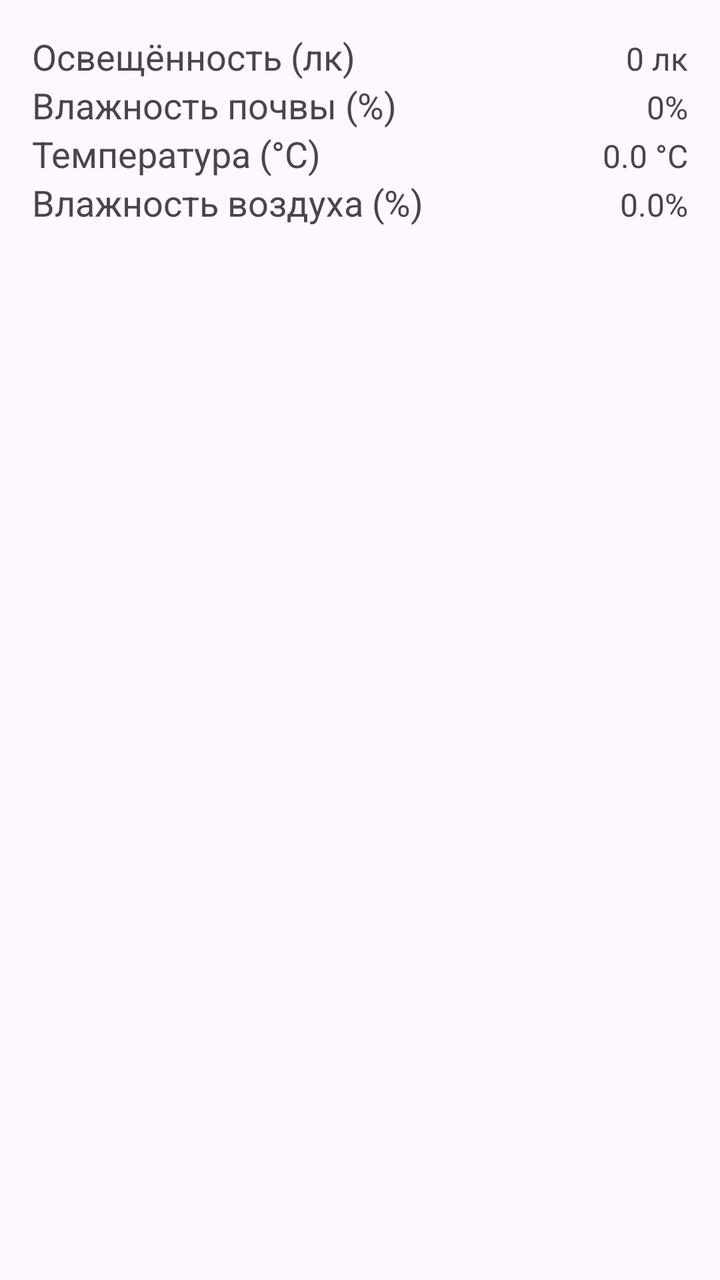
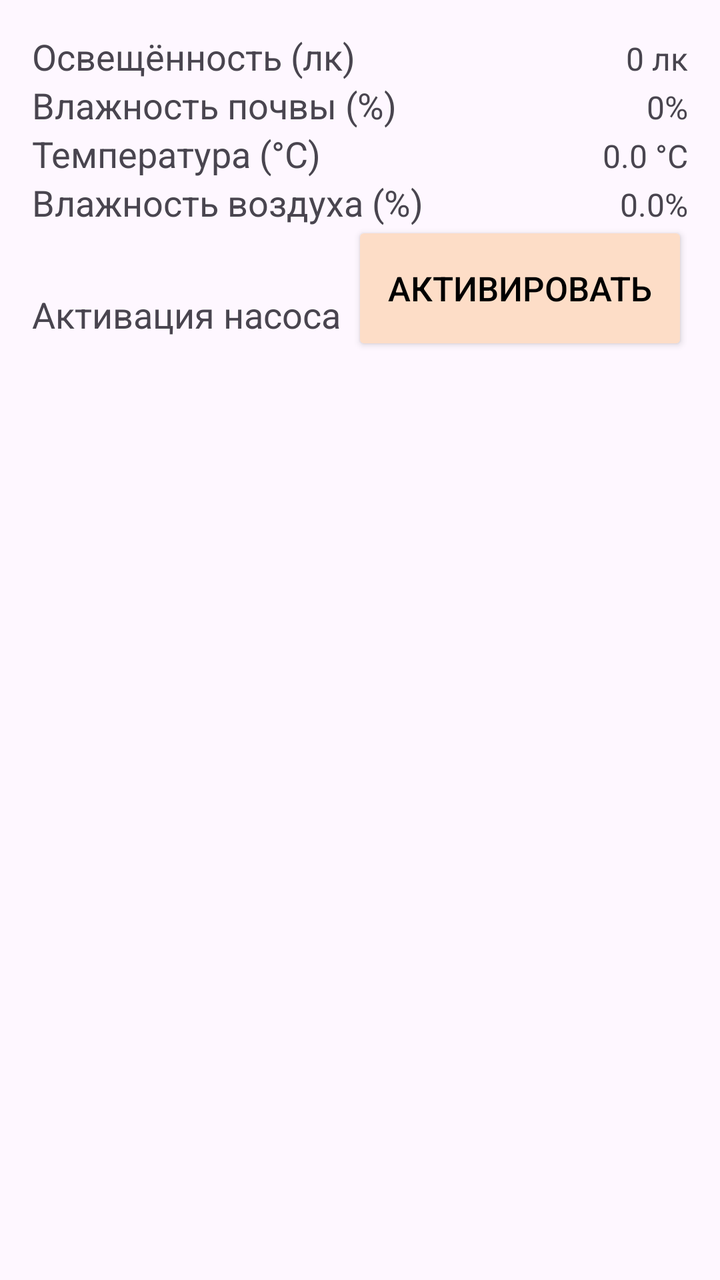

The first picture is an Android layout as it rendered before a commit; the second is the same layout after the commit. The layout source and the unified diff follow.
<!-- AndroidManifest.xml: application theme Theme.Plant_care -->
<!-- res/layout/activity_main_parametr.xml -->
<?xml version="1.0" encoding="utf-8"?>
<androidx.constraintlayout.widget.ConstraintLayout
    xmlns:android="http://schemas.android.com/apk/res/android"
    xmlns:app="http://schemas.android.com/apk/res-auto"
    xmlns:tools="http://schemas.android.com/tools"
    android:id="@+id/main"
    android:layout_width="match_parent"
    android:layout_height="match_parent"
    android:padding="16dp"
    tools:context=".MainActivityParametr">

    <TextView
        android:id="@+id/lightLabel"
        android:layout_width="wrap_content"
        android:layout_height="wrap_content"
        android:text="Освещённость (лк)"
        android:textSize="18sp"
        app:layout_constraintStart_toStartOf="parent"
        app:layout_constraintTop_toTopOf="parent"/>

    <TextView
        android:id="@+id/lightValue"
        android:layout_width="wrap_content"
        android:layout_height="wrap_content"
        android:text="0 лк"
        android:textSize="16sp"
        app:layout_constraintBaseline_toBaselineOf="@id/lightLabel"
        app:layout_constraintEnd_toEndOf="parent" />

    
    <TextView
        android:id="@+id/soilLabel"
        android:layout_width="wrap_content"
        android:layout_height="wrap_content"
        android:text="Влажность почвы (%)"
        android:textSize="18sp"
        app:layout_constraintStart_toStartOf="parent"
        app:layout_constraintTop_toBottomOf="@id/lightLabel"/>

    <TextView
        android:id="@+id/soilValue"
        android:layout_width="wrap_content"
        android:layout_height="wrap_content"
        android:text="0%"
        android:textSize="16sp"
        app:layout_constraintBaseline_toBaselineOf="@id/soilLabel"
        app:layout_constraintEnd_toEndOf="parent"/>

    <TextView
        android:id="@+id/tempLabel"
        android:layout_width="wrap_content"
        android:layout_height="wrap_content"
        android:text="Температура (°C)"
        android:textSize="18sp"
        app:layout_constraintStart_toStartOf="parent"
        app:layout_constraintTop_toBottomOf="@id/soilLabel"/>

    <TextView
        android:id="@+id/tempValue"
        android:layout_width="wrap_content"
        android:layout_height="wrap_content"
        android:text="0.0 °C"
        android:textSize="16sp"
        app:layout_constraintBaseline_toBaselineOf="@id/tempLabel"
        app:layout_constraintEnd_toEndOf="parent"/>

    <TextView
        android:id="@+id/humidityLabel"
        android:layout_width="wrap_content"
        android:layout_height="wrap_content"
        android:text="Влажность воздуха (%)"
        android:textSize="18sp"
        app:layout_constraintStart_toStartOf="parent"
        app:layout_constraintTop_toBottomOf="@id/tempLabel"/>

    <TextView
        android:id="@+id/humidityValue"
        android:layout_width="wrap_content"
        android:layout_height="wrap_content"
        android:text="0.0%"
        android:textSize="16sp"
        app:layout_constraintBaseline_toBaselineOf="@id/humidityLabel"
        app:layout_constraintEnd_toEndOf="parent"/>

</androidx.constraintlayout.widget.ConstraintLayout>
<!-- resources referenced by this layout -->
<resources>
  <style name="Theme.Plant_care" parent="Base.Theme.Plant_care" />
  <style name="Base.Theme.Plant_care" parent="Theme.Material3.DayNight.NoActionBar">
          
          <item name="android:statusBarColor" tools:targetApi="l">@color/StatusBar_colour</item>
          
          
      </style>
  <color name="StatusBar_colour">#e7e9d4</color>
</resources>

<!-- the commit's change to res/layout/activity_main_parametr.xml (unified diff, before → after) -->
@@ -1,11 +1,11 @@
 <?xml version="1.0" encoding="utf-8"?>
-<androidx.constraintlayout.widget.ConstraintLayout
-    xmlns:android="http://schemas.android.com/apk/res/android"
+<androidx.constraintlayout.widget.ConstraintLayout xmlns:android="http://schemas.android.com/apk/res/android"
     xmlns:app="http://schemas.android.com/apk/res-auto"
     xmlns:tools="http://schemas.android.com/tools"
     android:id="@+id/main"
     android:layout_width="match_parent"
     android:layout_height="match_parent"
+    android:backgroundTint="@color/menu"
     android:padding="16dp"
     tools:context=".MainActivityParametr">
 
@@ -16,7 +16,7 @@
         android:text="Освещённость (лк)"
         android:textSize="18sp"
         app:layout_constraintStart_toStartOf="parent"
-        app:layout_constraintTop_toTopOf="parent"/>
+        app:layout_constraintTop_toTopOf="parent" />
 
     <TextView
         android:id="@+id/lightValue"
@@ -35,7 +35,7 @@
         android:text="Влажность почвы (%)"
         android:textSize="18sp"
         app:layout_constraintStart_toStartOf="parent"
-        app:layout_constraintTop_toBottomOf="@id/lightLabel"/>
+        app:layout_constraintTop_toBottomOf="@id/lightLabel" />
 
     <TextView
         android:id="@+id/soilValue"
@@ -44,7 +44,7 @@
         android:text="0%"
         android:textSize="16sp"
         app:layout_constraintBaseline_toBaselineOf="@id/soilLabel"
-        app:layout_constraintEnd_toEndOf="parent"/>
+        app:layout_constraintEnd_toEndOf="parent" />
 
     <TextView
         android:id="@+id/tempLabel"
@@ -53,7 +53,7 @@
         android:text="Температура (°C)"
         android:textSize="18sp"
         app:layout_constraintStart_toStartOf="parent"
-        app:layout_constraintTop_toBottomOf="@id/soilLabel"/>
+        app:layout_constraintTop_toBottomOf="@id/soilLabel" />
 
     <TextView
         android:id="@+id/tempValue"
@@ -62,7 +62,7 @@
         android:text="0.0 °C"
         android:textSize="16sp"
         app:layout_constraintBaseline_toBaselineOf="@id/tempLabel"
-        app:layout_constraintEnd_toEndOf="parent"/>
+        app:layout_constraintEnd_toEndOf="parent" />
 
     <TextView
         android:id="@+id/humidityLabel"
@@ -71,7 +71,17 @@
         android:text="Влажность воздуха (%)"
         android:textSize="18sp"
         app:layout_constraintStart_toStartOf="parent"
-        app:layout_constraintTop_toBottomOf="@id/tempLabel"/>
+        app:layout_constraintTop_toBottomOf="@id/tempLabel" />
+
+    <TextView
+        android:id="@+id/humidityLabel2"
+        android:layout_width="wrap_content"
+        android:layout_height="wrap_content"
+        android:layout_marginTop="56dp"
+        android:text="Активация насоса"
+        android:textSize="18sp"
+        app:layout_constraintStart_toStartOf="parent"
+        app:layout_constraintTop_toBottomOf="@id/tempLabel" />
 
     <TextView
         android:id="@+id/humidityValue"
@@ -80,6 +90,21 @@
         android:text="0.0%"
         android:textSize="16sp"
         app:layout_constraintBaseline_toBaselineOf="@id/humidityLabel"
-        app:layout_constraintEnd_toEndOf="parent"/>
+        app:layout_constraintEnd_toEndOf="parent" />
+
+    <Button
+        android:id="@+id/button11"
+        android:layout_width="168dp"
+        android:layout_height="67dp"
+        android:backgroundTint="@color/reg_button_colour"
+        android:text="Активировать"
+        android:textColor="@color/black"
+        android:textSize="17sp"
+        app:layout_constraintBottom_toBottomOf="parent"
+        app:layout_constraintEnd_toEndOf="parent"
+        app:layout_constraintHorizontal_bias="1.0"
+        app:layout_constraintStart_toStartOf="parent"
+        app:layout_constraintTop_toTopOf="parent"
+        app:layout_constraintVertical_bias="0.175" />
 
 </androidx.constraintlayout.widget.ConstraintLayout>
<!-- resource entries referenced after the edit -->
@@ -1,5 +1,8 @@
 <!-- resources referenced by this layout -->
 <resources>
+  <color name="black">#FF000000</color>
+  <color name="menu">#edf2c8</color>
+  <color name="reg_button_colour">#FDDDC7</color>
   <style name="Theme.Plant_care" parent="Base.Theme.Plant_care" />
   <style name="Base.Theme.Plant_care" parent="Theme.Material3.DayNight.NoActionBar">
           
